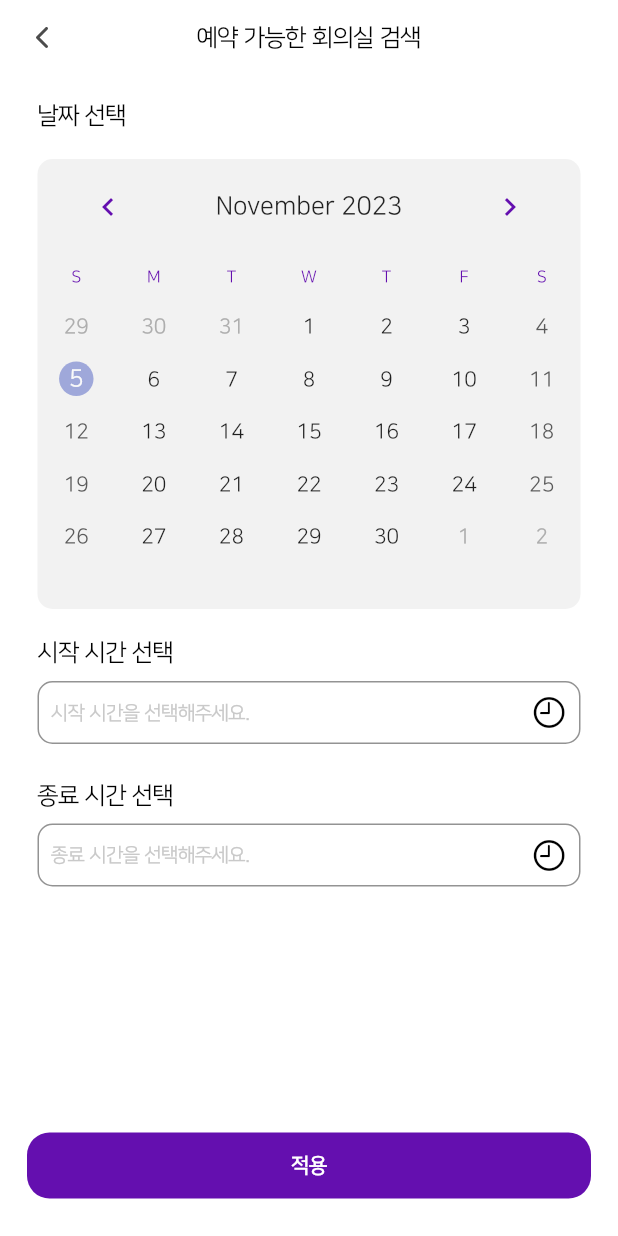
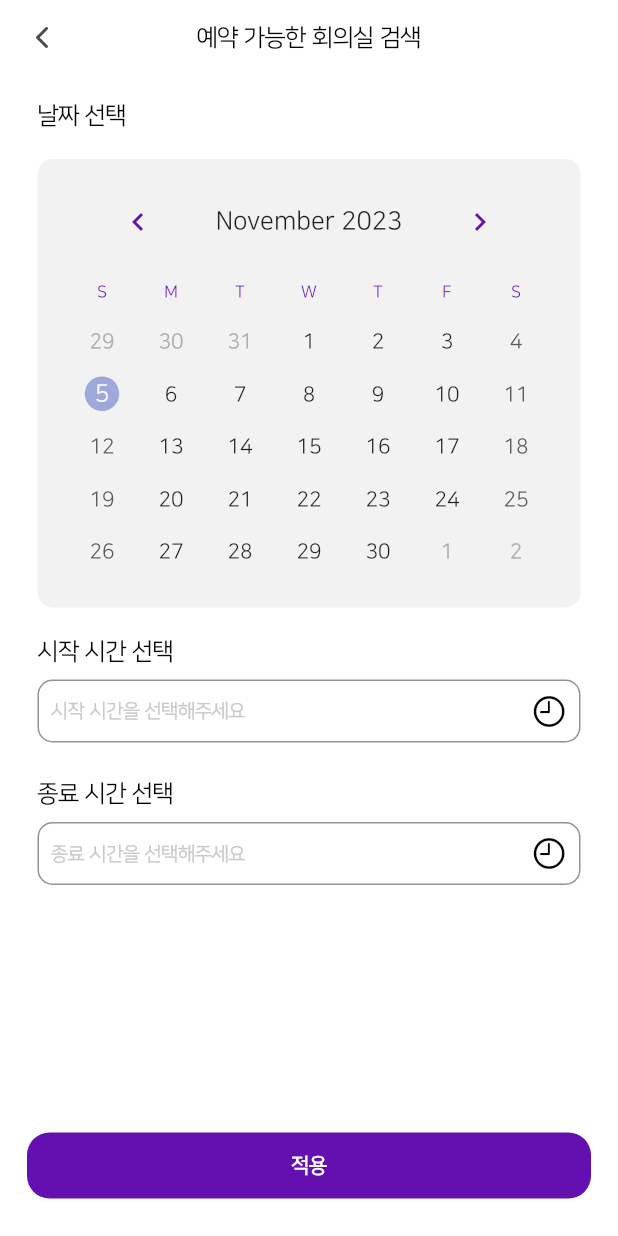
Before and after one commit to PLADI-ALM/PLADI-ALM-Mobile, a Flutter app: the OfficeFilterScreen screen opened directly, on a phone screen of 412 x 824 dp. Run offline on Flutter 3.47's test engine with Material 2 defaults, Android fonts, the phone set to English and light mode, and no system bars; drawn by our look-alikes of table_calendar; our stand-ins replace dio, flutter_secure_storage, flutter_svg, fluttertoast; accounts and stored records are empty; network calls fail.

Commit message:
feat: 회의실 검색 필터 화면 내 달력 컴포넌트 추가

```diff
--- a/lib/View/booking/component/select_time_button.dart
+++ b/lib/View/booking/component/select_time_button.dart
@@ -5,10 +5,12 @@ class SelectTimeButton extends StatefulWidget {
 
   final VoidCallback onPressed;
   final String title;
+  final bool isContentInit;
 
   const SelectTimeButton({
     required this.onPressed,
     required this.title,
+    required this.isContentInit,
     Key? key
   }) : super(key: key);
 
@@ -18,10 +20,10 @@ class SelectTimeButton extends StatefulWidget {
 
 class _SelectTimeButtonState extends State<SelectTimeButton> {
 
-  TextStyle style = const TextStyle(fontSize: 13, color: Color(0xFFC9C9C9));
-
   @override
   Widget build(BuildContext context) {
+    TextStyle style = TextStyle(fontSize: 13, color: widget.isContentInit ? Colors.black : const Color(0xFFC9C9C9));
+
     return Container(
       height: 42,
       width: MediaQuery.of(context).size.width,
--- a/lib/View/booking/screen/office_filter_screen.dart
+++ b/lib/View/booking/screen/office_filter_screen.dart
@@ -1,8 +1,10 @@
 import 'package:flutter/material.dart';
+import 'package:fluttertoast/fluttertoast.dart';
 import 'package:frontend/View/colors.dart';
 import 'package:frontend/View/common/component/purple_bottom_button.dart';
 import 'package:frontend/View/common/component/sub_app_bar.dart';
 import 'package:flutter/cupertino.dart';
+import 'package:intl/intl.dart';
 import 'package:table_calendar/table_calendar.dart';
 
 import '../component/select_time_button.dart';
@@ -17,8 +19,19 @@ class OfficeFilterScreen extends StatefulWidget {
 class _OfficeFilterScreenState extends State<OfficeFilterScreen> {
 
   static const weekdays = ['M', 'T', 'W', 'T', 'F', 'S', 'S'];
+  static const startHintStr = '시작 시간을 선택해주세요';
+  static const endHintStr = '종료 시간을 선택해주세요';
 
   bool isShowTimePicker = false;
+
+  DateTime? selectedDay;
+  DateTime focusedDay = DateTime.now();
+
+  DateTime? startTime;
+  DateTime? endTime;
+
+  String startTimeHintText = startHintStr;
+  String endTimeHintText = endHintStr;
 
   @override
   Widget build(BuildContext context) {
@@ -44,13 +57,18 @@ class _OfficeFilterScreenState extends State<OfficeFilterScreen> {
 
           Text('시작 시간 선택', style: titleStyle,),
           SelectTimeButton(
-            title: '시작 시간을 선택해주세요.',
-            onPressed: didTapStartButton,
+            title: startTimeHintText,
+            onPressed: (){ showTimePicker(true); },
+            isContentInit: (startTimeHintText != startHintStr),
           ),
           const SizedBox(height: 15,),
 
           Text('종료 시간 선택', style: titleStyle,),
-          SelectTimeButton(onPressed: didTapEndButton, title: '종료 시간을 선택해주세요.',),
+          SelectTimeButton(
+            onPressed: (){ showTimePicker(false); },
+            title: endTimeHintText,
+            isContentInit: (endTimeHintText != endHintStr),
+          ),
         ],
       ),
     );
@@ -61,14 +79,14 @@ class _OfficeFilterScreenState extends State<OfficeFilterScreen> {
 
     return Container(
       margin: const EdgeInsets.symmetric(vertical: 20),
-      height: 300,
+      padding: const EdgeInsets.only(top: 10, left: 20, right: 20, bottom: 20),
       decoration: const BoxDecoration(
         color: Color(0xFFF2F2F2),
         borderRadius: BorderRadius.all(Radius.circular(10))
       ),
       child: TableCalendar(
         rowHeight: 35,
-        focusedDay: DateTime.now(),
+        focusedDay: focusedDay,
         firstDay: DateTime(2023,1,1),
         lastDay: DateTime(2023,12,31),
         // locale: 'ko-KR',
@@ -76,6 +94,7 @@ class _OfficeFilterScreenState extends State<OfficeFilterScreen> {
         headerStyle: const HeaderStyle(
           formatButtonVisible: false,
           titleCentered: true,
+          // titleTextFormatter: (date, locale) => ,
           leftChevronVisible: true,
           rightChevronVisible: true,
           leftChevronMargin: EdgeInsets.only(left: 23),
@@ -83,20 +102,32 @@ class _OfficeFilterScreenState extends State<OfficeFilterScreen> {
           leftChevronIcon: Icon(Icons.chevron_left, color: purple,),
           rightChevronIcon: Icon(Icons.chevron_right, color: purple,),
         ),
+        calendarStyle: CalendarStyle(
+          isTodayHighlighted: true,
+          selectedDecoration: BoxDecoration(
+            color: purple.withOpacity(0.6),
+          ),
+        ),
         calendarBuilders: CalendarBuilders(
           dowBuilder: (context, day) {
             return Center(child: Text(weekdays[day.weekday-1], style: weekdayStyle,),);
           },
         ),
-        onDaySelected: (DateTime time, _) {
-          didSelectedDay(time);
+        onDaySelected: (DateTime selectedDay, DateTime focusedDay) {
+          setState(() {
+            this.selectedDay = selectedDay;
+            this.focusedDay = selectedDay;
+          });
+        },
+        selectedDayPredicate: (DateTime day) {
+          return isSameDay(selectedDay, day);
         },
       ),
     );
   }
 
 
-  void showTimePicker() {
+  void showTimePicker(bool isStart) {
     showCupertinoDialog(
         context: context,
         barrierDismissible: true,
@@ -109,7 +140,16 @@ class _OfficeFilterScreenState extends State<OfficeFilterScreen> {
               child: CupertinoDatePicker(
                 mode: CupertinoDatePickerMode.time,
                 onDateTimeChanged: (DateTime time) {
-                  print('time - $time');
+                  setState(() {
+                    if(isStart) {
+                      startTime = time;
+                      startTimeHintText = getTrimmedTimeStr(time);
+                    }
+                    else {
+                      endTime = time;
+                      endTimeHintText = getTrimmedTimeStr(time);
+                    }
+                  });
                 },
               )
             ),
@@ -118,21 +158,19 @@ class _OfficeFilterScreenState extends State<OfficeFilterScreen> {
     );
   }
 
-
-  void didSelectedDay(DateTime time) {
-    print('didSelectedDay - $time');
-  }
-
-  void didTapStartButton() {
-    showTimePicker();
-  }
-
-  void didTapEndButton() {
-    showTimePicker();
+  String getTrimmedTimeStr(DateTime time) {
+    return DateFormat('HH:mm').format(time);
   }
 
   void didTapApplyButton() {
-    print('didTapApplyButton');
-    Navigator.of(context).pop();
+    if ((selectedDay == null) || (startTimeHintText == startHintStr) || (endTimeHintText == endHintStr)) {
+      Fluttertoast.showToast(msg: '날짜와 시작, 종료 시간을 모두 선택해주세요!', gravity: ToastGravity.BOTTOM);
+    } else {
+      if(endTime!.isAfter(startTime!) && !(endTime!.isAtSameMomentAs(startTime!))) {
+        Navigator.of(context).pop();
+      } else {
+        Fluttertoast.showToast(msg: '종료 시간은 시작 시간보다 이후이어야 합니다.');
+      }
+    }
   }
 }
--- a/pubspec.yaml
+++ b/pubspec.yaml
@@ -40,6 +40,8 @@ dependencies:
   dio: ^4.0.6
   json_annotation: ^4.8.0
   table_calendar: ^3.0.9
+  intl: ^0.18.0
+  fluttertoast: ^8.2.2
 
 dev_dependencies:
   flutter_test:
```
Also changed, not shown: pubspec.lock, 1 other file.
